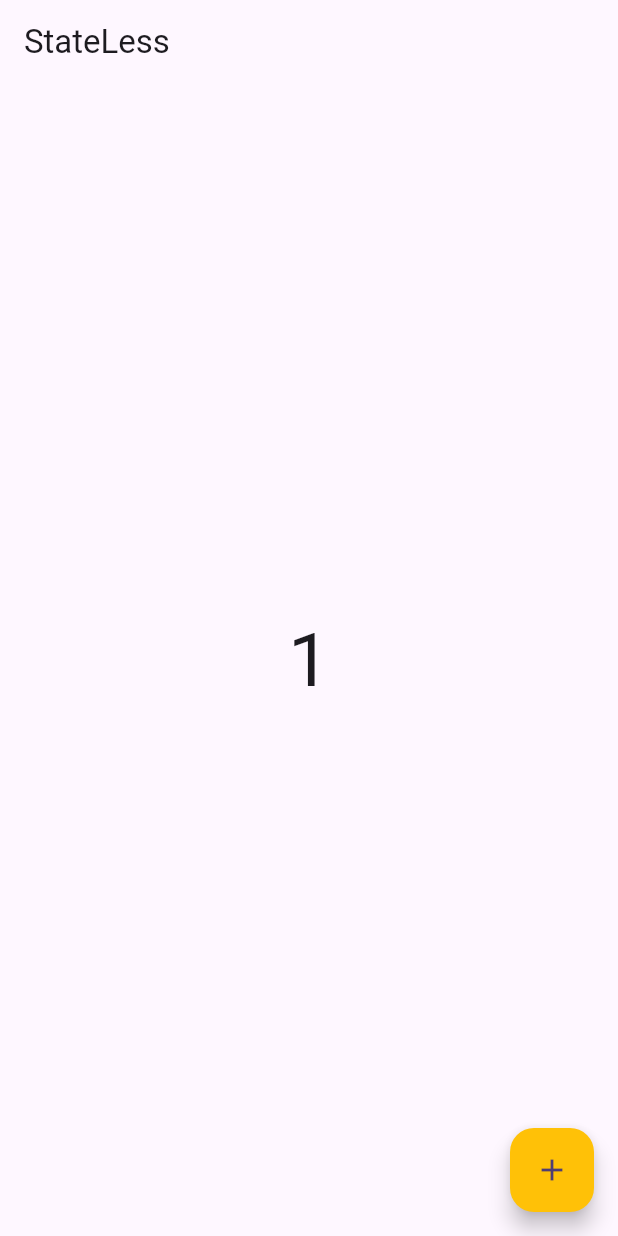
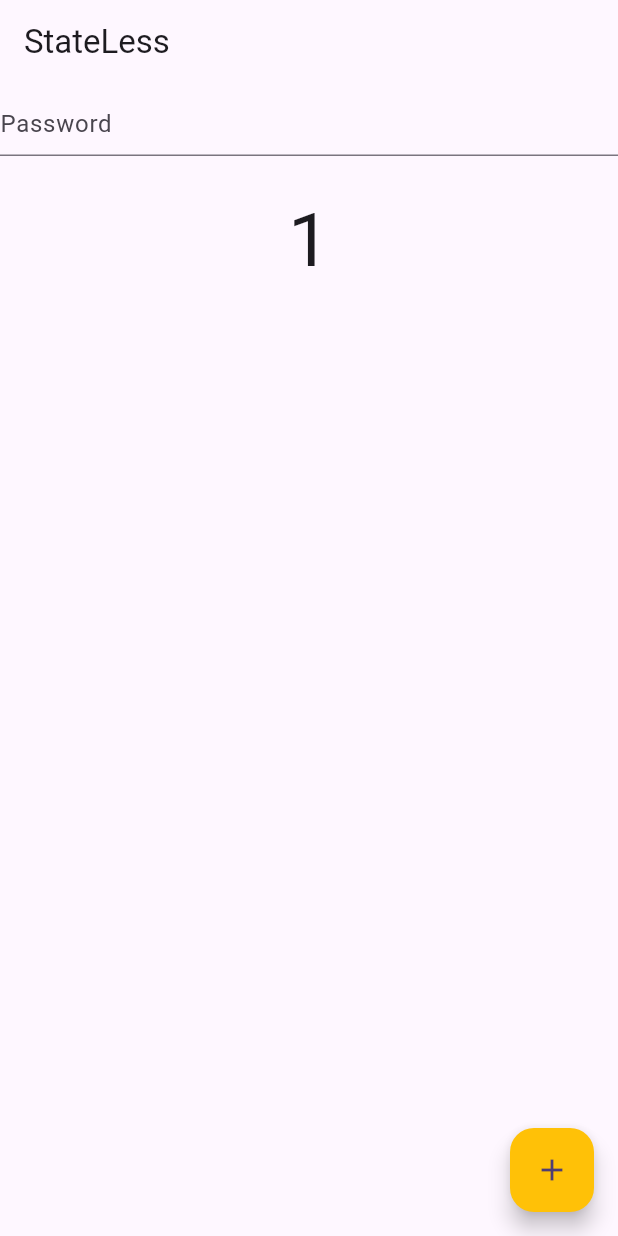
Before and after one commit to Imtiaz16041997/provider_state, a Flutter app: the screen it shows after launch, after a tap on the "add" icon, on a phone screen of 412 x 824 dp. Run offline on Flutter 3.47's test engine with Material 3 defaults, Android fonts, the phone set to English and light mode, and no system bars.

Commit message:
stateless widget to use as stateful widget example two

```diff
--- a/lib/main.dart
+++ b/lib/main.dart
@@ -7,6 +7,7 @@ import 'package:provider_state/view/another_screen.dart';
 import 'package:provider_state/view/favourite_screen.dart';
 import 'package:provider_state/view/home_view.dart';
 import 'package:provider_state/view/stateless/notify_listener_screen.dart';
+import 'package:provider_state/view/stateless/notify_listener_screen_two.dart';
 
 void main() {
   runApp(const MyApp());
@@ -27,7 +28,7 @@ class MyApp extends StatelessWidget {
       child: MaterialApp(
         title: 'Flutter Demo',
         theme: ThemeData(colorScheme: ColorScheme.fromSeed(seedColor: Colors.deepPurple),),
-        home:  NotifyListenerScreen(),
+        home:  NotifyListenerScreenTwo(),
       ),
     );
   }
--- /dev/null
+++ b/lib/view/stateless/notify_listener_screen_two.dart
@@ -0,0 +1,56 @@
+
+import 'package:flutter/material.dart';
+
+//stateless widget using as stateful widget
+
+class NotifyListenerScreenTwo extends StatelessWidget {
+  NotifyListenerScreenTwo({super.key});
+
+  ValueNotifier<int> _counter = ValueNotifier<int>(0);
+  ValueNotifier<bool> toggle = ValueNotifier<bool>(false);
+  @override
+  Widget build(BuildContext context) {
+    print('build');
+    return Scaffold(
+      appBar: AppBar(
+        title: Text('StateLess'),
+      ),
+      body: Column(
+        children: [
+          ValueListenableBuilder(valueListenable: toggle, builder: (context,value,child){
+          return  TextFormField(
+            obscureText: toggle.value,
+            decoration: InputDecoration(
+                hintText: 'Password',
+                suffix: InkWell(
+                    onTap: (){
+                      toggle.value = !toggle.value;
+                    },
+                    child: Icon(toggle.value ? Icons.visibility_off_outlined  : Icons.visibility))
+            ),
+          );
+          }),
+          SizedBox(height: 20,),
+          Center(
+            child: ValueListenableBuilder(
+                valueListenable: _counter,
+                builder: (context,value,child){
+                  return Text(_counter.value.toString(),style: TextStyle(fontSize: 50),);
+
+                }),
+          )
+        ],
+      )
+        ,
+      floatingActionButton: FloatingActionButton(
+          backgroundColor: Colors.amber,
+          onPressed: (){
+            _counter.value++;
+            print(_counter.value.toString());
+      },
+       child: Icon(Icons.add),
+
+      ),
+    );
+  }
+}
```
